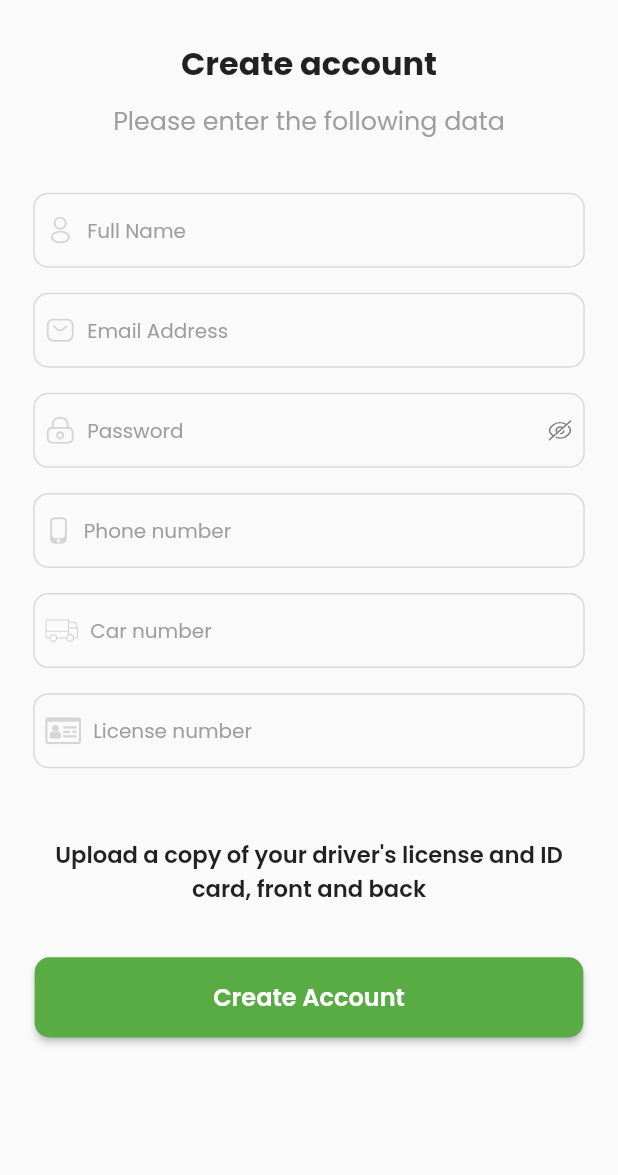
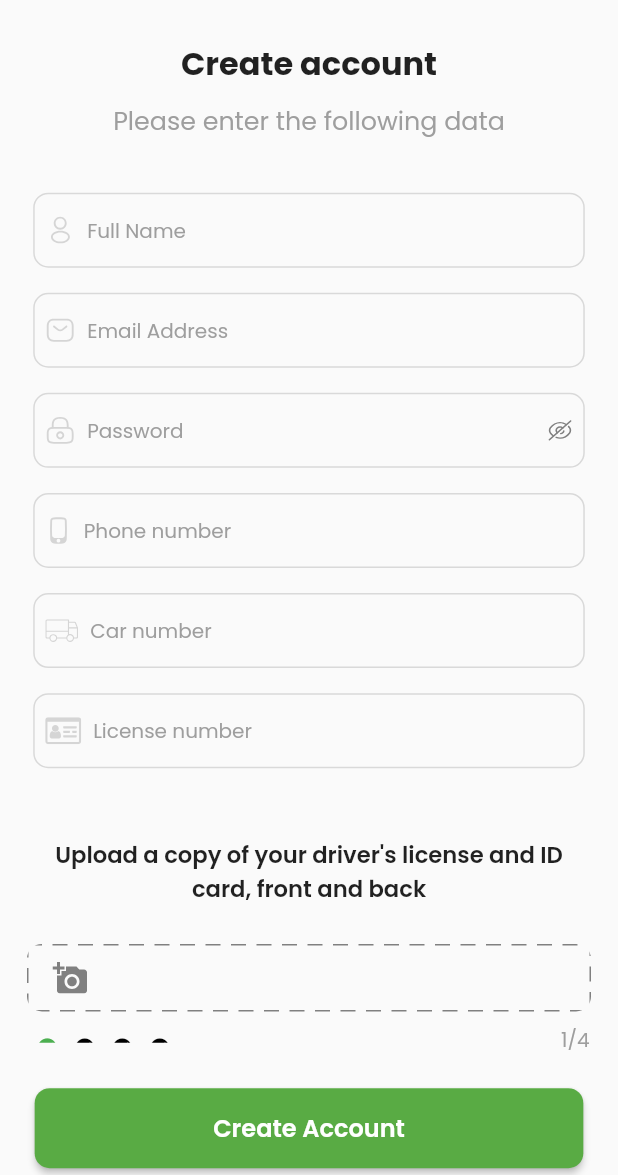
Before and after one commit to MohamedElsum/vivus-driver, a Flutter app: the SignupScreen screen opened by its route, on a phone screen of 412 x 824 dp, the part 61-1236 px from its top. Run offline on Flutter 3.47's test engine with Material 2 defaults, Android fonts, the phone set to English and light mode, and no system bars; drawn by our look-alikes of dotted_border, step_progress_indicator; our stand-ins replace flutter_screenutil, flutter_svg, get, pin_code_fields.

Commit message:
finish editing signup screen

```diff
--- a/lib/UIHelpers/app_theme.dart
+++ b/lib/UIHelpers/app_theme.dart
@@ -27,6 +27,7 @@ class DefaultThemeColors {
   static const resendColor = Color.fromRGBO(89, 171, 68, 1);
   static const notMemberColor = Colors.grey;
   static final pastedPinText = Colors.green.shade600;
+  static const dashedBorderColor = Color.fromRGBO(128, 128, 128, 1);
 }
 
 class FontTextStyle {
@@ -157,4 +158,9 @@ class FontTextStyle {
     fontFamily: Fonts.poppinsRegular,
     color: DefaultThemeColors.hintTextColor,
   );
+  static TextStyle imagesNumber = TextStyle(
+    fontSize: 15.getFontSize(),
+    fontFamily: Fonts.poppinsRegular,
+    color: DefaultThemeColors.hintTextColor,
+  );
 }
--- a/lib/UIHelpers/images.dart
+++ b/lib/UIHelpers/images.dart
@@ -14,4 +14,5 @@ class Images {
   static const String arrowLeft = 'assets/images/arrowleft.svg';
   static const String forgeticon = 'assets/images/forgeticon.svg';
   static const String verifyicon = 'assets/images/verifyicon.svg';
+  static const String camera = 'assets/images/camera.svg';
 }
--- a/lib/features/signup/presentation/pages/signup_screen.dart
+++ b/lib/features/signup/presentation/pages/signup_screen.dart
@@ -1,13 +1,12 @@
 import 'package:flutter/material.dart';
-import 'package:flutter_svg/flutter_svg.dart';
 import 'package:vivus_driver/UIHelpers/app_theme.dart';
 import 'package:vivus_driver/constants.dart';
 import 'package:vivus_driver/features/login/presentation/widgets/auth_button.dart';
 import 'package:vivus_driver/features/login/presentation/widgets/text_form_field.dart';
 import 'package:vivus_driver/features/signup/presentation/widgets/arrow_back.dart';
+import 'package:vivus_driver/features/signup/presentation/widgets/pick_image.dart';
 import 'package:vivus_driver/features/signup/presentation/widgets/signup_header.dart';
 import '../../../../UIHelpers/images.dart';
-import 'package:get/get.dart';
 
 class SignupScreen extends StatelessWidget {
   const SignupScreen({Key? key}) : super(key: key);
@@ -107,12 +106,16 @@ class SignupScreen extends StatelessWidget {
                   textAlign: TextAlign.center,
                 ),
               ),
+              PickImageLayout(),
               SizedBox(
-                height: 10.getHeight(),
+                height: 25.getHeight(),
               ),
               AuthButton(
                 buttonText: 'Create Account',
                 onpress: () {},
+              ),
+              SizedBox(
+                height: 35.getHeight(),
               ),
             ],
           ),
--- /dev/null
+++ b/lib/features/signup/presentation/widgets/pick_image.dart
@@ -0,0 +1,77 @@
+import 'package:dotted_border/dotted_border.dart';
+import 'package:flutter/material.dart';
+import 'package:flutter_svg/svg.dart';
+import 'package:step_progress_indicator/step_progress_indicator.dart';
+import 'package:vivus_driver/constants.dart';
+import '../../../../UIHelpers/app_theme.dart';
+import '../../../../UIHelpers/images.dart';
+
+class PickImageLayout extends StatelessWidget {
+  const PickImageLayout({Key? key}) : super(key: key);
+
+  @override
+  Widget build(BuildContext context) {
+    return Column(
+      children: [
+        Padding(
+          padding: const EdgeInsets.symmetric(horizontal: 18.0),
+          child: ClipRRect(
+            borderRadius: BorderRadius.circular(10),
+            child: DottedBorder(
+              color: DefaultThemeColors.dashedBorderColor,
+              strokeWidth: 2,
+              dashPattern: const [10, 7],
+              child: Container(
+                padding:
+                    const EdgeInsets.symmetric(horizontal: 15, vertical: 10),
+                child: Row(
+                  children: [
+                    SvgPicture.asset(
+                      Images.camera,
+                      colorFilter: const ColorFilter.mode(
+                        DefaultThemeColors.dashedBorderColor,
+                        BlendMode.srcIn,
+                      ),
+                    ),
+                  ],
+                ),
+              ),
+            ),
+          ),
+        ),
+        SizedBox(
+          height: 10.getHeight(),
+        ),
+        Container(
+          padding: const EdgeInsets.symmetric(horizontal: 19),
+          child: Row(
+            mainAxisAlignment: MainAxisAlignment.spaceBetween,
+            children: [
+              StepProgressIndicator(
+                totalSteps: 4,
+                currentStep: 1,
+                padding: 0,
+                customStep: (index, color, _) => index == 0
+                    ? const Icon(
+                        Icons.check_circle,
+                        color: DefaultThemeColors.checkboxColor,
+                        size: 15,
+                        //color: DefaultThemeColors.dashedBorderColor,
+                      )
+                    : const Icon(
+                        Icons.check_circle,
+                        color: DefaultThemeColors.timerTextColor,
+                        size: 15,
+                      ),
+              ),
+              Text(
+                '1/4',
+                style: FontTextStyle.imagesNumber,
+              ),
+            ],
+          ),
+        ),
+      ],
+    );
+  }
+}
--- a/pubspec.yaml
+++ b/pubspec.yaml
@@ -40,6 +40,8 @@ dependencies:
   flutter_svg: ^2.0.1
   flutter_screenutil: ^5.6.1
   pin_code_fields: ^7.4.0
+  dotted_border: ^2.0.0+3
+  step_progress_indicator: ^1.0.2
 
 dev_dependencies:
   flutter_test:
```
Also changed, not shown: assets/images/camera.svg (added), pubspec.lock.
